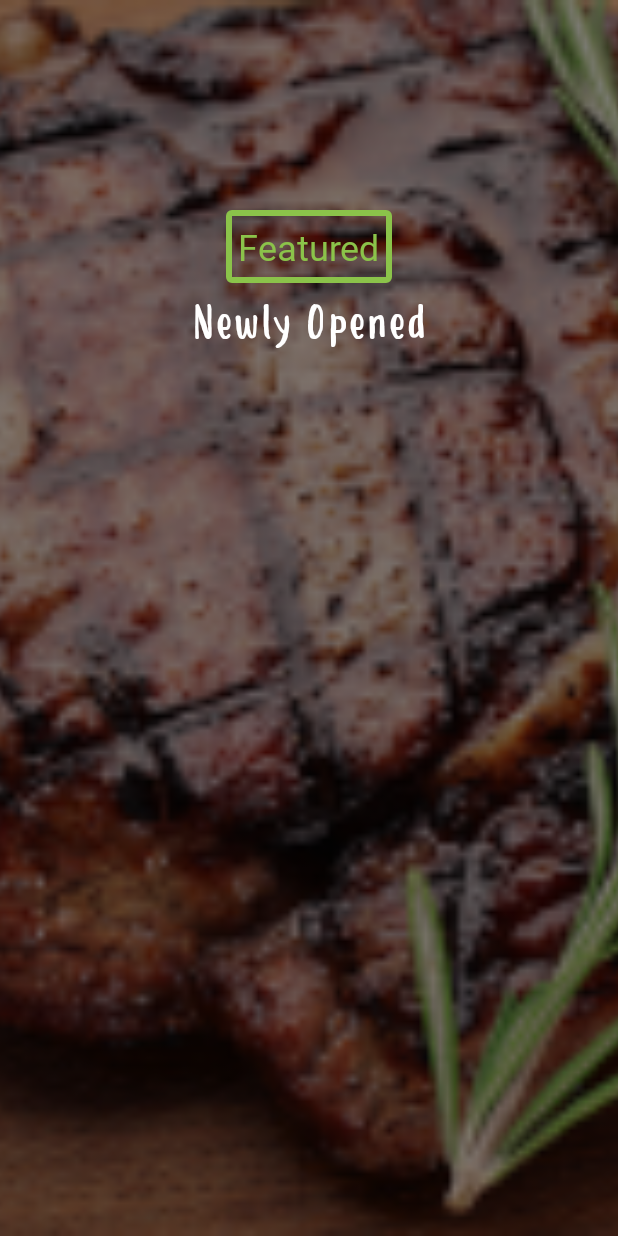
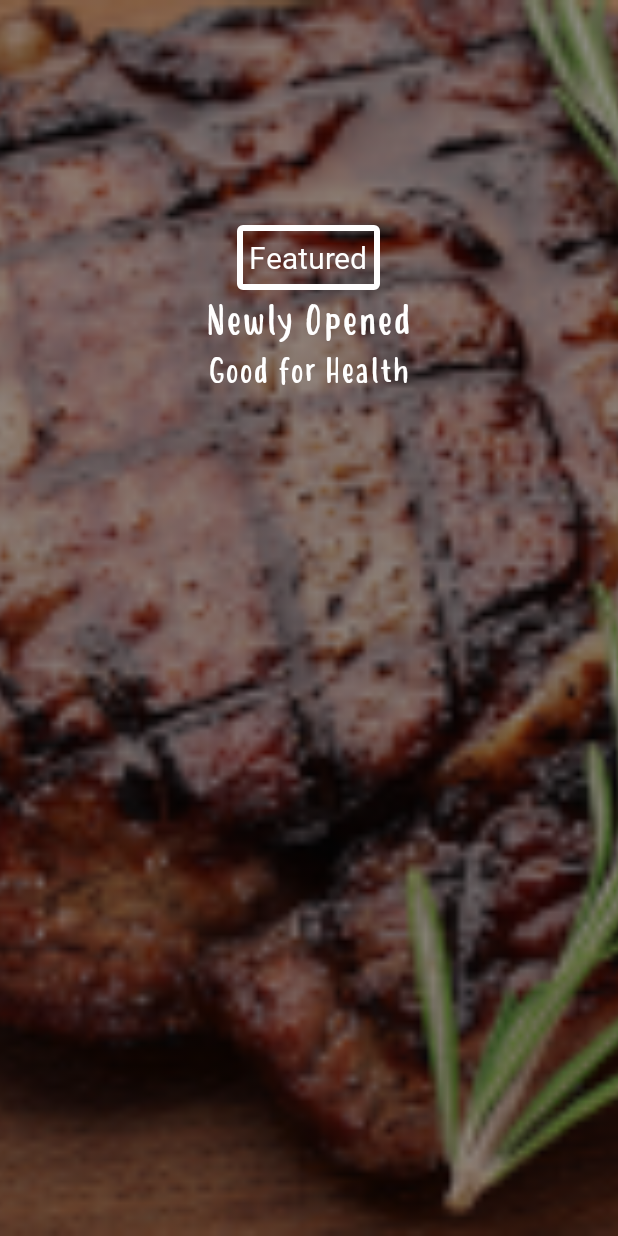
Before and after one commit to rkar111/PADC-3F-AKH-Burpple, an Android app: the layout background_news_image.xml on its own in the app's theme, with its tools: preview values and no code run, on a phone screen of 412 x 824 dp. Run offline under Robolectric (Android 15) with nearby library versions, the phone set to English and light mode, and no system bars.

Commit message:
Featured Data Layer(ViewPager Data) PromotionItems Data Layer GuideItems Data Layer Few UI changes New Values

```diff
--- a/Burpple/app/src/main/java/xyz/arkarhein/burpple/viewitems/BackgroundNewsImageViewItem.java
+++ b/Burpple/app/src/main/java/xyz/arkarhein/burpple/viewitems/BackgroundNewsImageViewItem.java
@@ -5,12 +5,34 @@ import android.support.annotation.NonNull;
 import android.support.annotation.Nullable;
 import android.util.AttributeSet;
 import android.widget.FrameLayout;
+import android.widget.ImageView;
+import android.widget.TextView;
+
+import com.bumptech.glide.Glide;
+
+import butterknife.BindView;
+import butterknife.ButterKnife;
+import xyz.arkarhein.burpple.R;
+import xyz.arkarhein.burpple.data.vo.FeaturedVO;
 
 /**
  * Created by Arkar Hein on 1/12/2018.
  */
 
 public class BackgroundNewsImageViewItem extends FrameLayout {
+
+    @BindView(R.id.iv_featured_image)
+    ImageView ivFeaturedImage;
+
+    @BindView(R.id.tv_featured_heading)
+    TextView tvFeaturedHeading;
+
+    @BindView(R.id.tv_featured_details)
+    TextView tvFeaturedDetails;
+
+    @BindView(R.id.tv_featured_desc)
+    TextView tvFeaturedDesc;
+
     public BackgroundNewsImageViewItem(@NonNull Context context) {
         super(context);
     }
@@ -22,4 +44,21 @@ public class BackgroundNewsImageViewItem extends FrameLayout {
     public BackgroundNewsImageViewItem(@NonNull Context context, @Nullable AttributeSet attrs, int defStyleAttr) {
         super(context, attrs, defStyleAttr);
     }
+
+    @Override
+    protected void onFinishInflate() {
+        super.onFinishInflate();
+        ButterKnife.bind(this, this);
+    }
+
+    public void setFeatured(FeaturedVO featured) {
+        tvFeaturedHeading.setText(featured.getBurppleFeaturedTag());
+        tvFeaturedDetails.setText(featured.getBurppleFeaturedTitle());
+        tvFeaturedDesc.setText(featured.getBurppleFeaturedDesc());
+
+        Glide.with(ivFeaturedImage.getContext())
+                .load(featured.getBurppleFeaturedImage())
+                .into(ivFeaturedImage);
+
+    }
 }
--- a/Burpple/app/src/main/res/drawable/rounded_line.xml
+++ b/Burpple/app/src/main/res/drawable/rounded_line.xml
@@ -2,8 +2,9 @@
 <shape xmlns:android="http://schemas.android.com/apk/res/android"
     android:shape="rectangle">
 
-    <stroke android:color="@color/light_green"
-        android:width="4dp"/>
+    <stroke
+        android:width="4dp"
+        android:color="@color/full_white" />
 
     <corners
         android:bottomLeftRadius="2dp"
--- a/Burpple/app/src/main/res/layout/background_news_image.xml
+++ b/Burpple/app/src/main/res/layout/background_news_image.xml
@@ -8,36 +8,51 @@
         android:layout_height="wrap_content">
 
         <ImageView
-            android:id="@+id/iv_background_news_image"
+            android:id="@+id/iv_featured_image"
             android:layout_width="match_parent"
             android:layout_height="match_parent"
-            android:foreground="@android:drawable/screen_background_dark_transparent"
             android:scaleType="centerCrop"
-            android:src="@drawable/steak" />
+            android:src="@drawable/steak"
+            android:tint="#6F000000" />
 
         <TextView
-            android:id="@+id/tv_background_featured"
+            android:id="@+id/tv_featured_heading"
             android:layout_width="wrap_content"
             android:layout_height="wrap_content"
             android:layout_centerHorizontal="true"
-            android:layout_marginTop="140dp"
+            android:layout_marginTop="150dp"
             android:background="@drawable/rounded_line"
             android:fontFamily="@font/something_looks_natural_regular"
             android:padding="8dp"
             android:text="@string/featured"
-            android:textColor="@color/light_green"
-            android:textSize="24sp" />
+            android:textColor="@color/full_white"
+            android:textSize="20sp" />
 
         <TextView
+            android:id="@+id/tv_featured_details"
             android:layout_width="wrap_content"
             android:layout_height="wrap_content"
-            android:layout_below="@id/tv_background_featured"
+            android:layout_below="@id/tv_featured_heading"
             android:layout_centerHorizontal="true"
-            android:layout_marginTop="8dp"
+            android:layout_marginTop="4dp"
             android:fontFamily="@font/hastoler_regular"
+            android:gravity="center"
             android:text="Newly Opened"
             android:textColor="@color/full_white"
-            android:textSize="32dp" />
+            android:textSize="28sp" />
+
+        <TextView
+            android:id="@+id/tv_featured_desc"
+            android:layout_width="wrap_content"
+            android:layout_height="wrap_content"
+            android:layout_below="@id/tv_featured_details"
+            android:layout_centerHorizontal="true"
+            android:layout_marginTop="4dp"
+            android:fontFamily="@font/hastoler_regular"
+            android:gravity="center"
+            android:text="Good for Health"
+            android:textColor="@color/full_white"
+            android:textSize="24sp" />
 
     </RelativeLayout>
 
--- a/Burpple/app/src/main/res/layout/burpple_guide_items.xml
+++ b/Burpple/app/src/main/res/layout/burpple_guide_items.xml
@@ -14,9 +14,9 @@
             android:id="@+id/iv_guide_image"
             android:layout_width="@dimen/guide_item_width"
             android:layout_height="@dimen/guide_item_height"
-            android:foreground="@android:drawable/screen_background_dark_transparent"
             android:scaleType="centerCrop"
-            android:src="@drawable/bbq_steak" />
+            android:src="@drawable/bbq_steak"
+            android:tint="#6F000000" />
 
         <!--LinearLayout
             android:layout_width="match_parent"
--- a/Burpple/app/src/main/res/layout/promotions_items.xml
+++ b/Burpple/app/src/main/res/layout/promotions_items.xml
@@ -14,7 +14,7 @@
             android:id="@+id/iv_promotion_item"
             android:layout_width="@dimen/promotions_item_width"
             android:layout_height="@dimen/promotions_item_height"
-            android:foreground="@android:drawable/screen_background_dark_transparent"
+            android:tint="#6F000000"
             android:foregroundTintMode="screen"
             android:scaleType="centerCrop"
             android:src="@drawable/ice_cream_lictionary" />
--- a/Burpple/app/src/main/res/values/colors.xml
+++ b/Burpple/app/src/main/res/values/colors.xml
@@ -23,4 +23,8 @@
 
     <color name="light_green">#8BC34A</color>
 
+    <color name="grey">#757575</color>
+
+    <color name="reddish">#ff1744</color>
+
 </resources>
```
Also changed, not shown: Burpple/app/src/main/java/xyz/arkarhein/burpple/activities/MainActivity.java (+8 -0 lines), Burpple/app/src/main/java/xyz/arkarhein/burpple/adapters/BackgroundNewsItemsAdapter.java (+15 -1 lines), Burpple/app/src/main/java/xyz/arkarhein/burpple/data/vo/data/model/FeaturedModel.java (+24 -0 lines), Burpple/app/src/main/java/xyz/arkarhein/burpple/events/LoadedFeaturedEvent.java (added, +22 -0 lines), Burpple/app/src/main/java/xyz/arkarhein/burpple/network/FeaturedApi.java (added, +19 -0 lines), Burpple/app/src/main/java/xyz/arkarhein/burpple/network/FeaturedDataAgent.java (added, +10 -0 lines), Burpple/app/src/main/java/xyz/arkarhein/burpple/network/FeaturedRetrofitDataAgent.java (added, +73 -0 lines), Burpple/app/src/main/java/xyz/arkarhein/burpple/network/responses/GetFeaturedResponse.java (added, +37 -0 lines).
